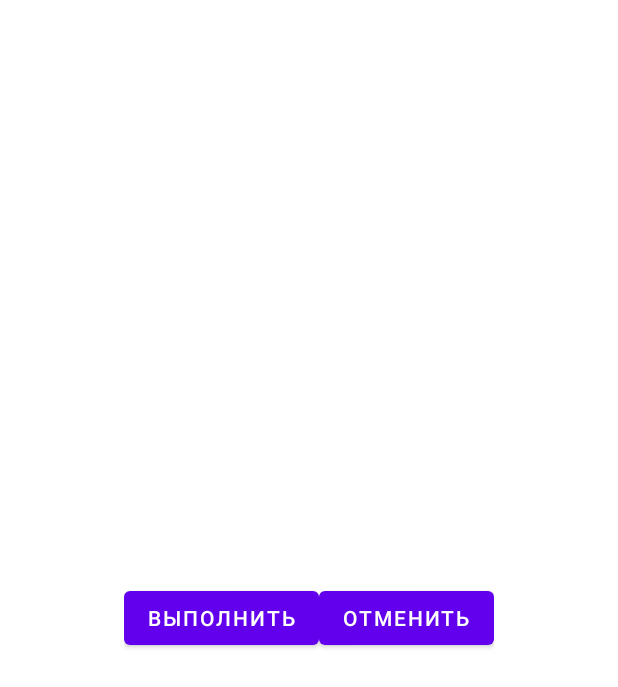
After one commit to sonnne34/DeliveryAppAdminka, an Android app: the layout dialog_item.xml on its own in the app's theme, with its tools: preview values and no code run, on a phone screen of 412 x 824 dp. The commit adds this screen. Shown: the top 687 px of the screen. Run offline under Robolectric (Android 15) with nearby library versions, the phone set to English and light mode, and no system bars.

Commit message:
27.01.2021

```diff
--- a/app/build.gradle
+++ b/app/build.gradle
@@ -44,6 +44,8 @@ dependencies {
     //noinspection GradleCompatible
     implementation 'com.android.support:recyclerview-v7:29.0.3'
     implementation 'androidx.legacy:legacy-support-v4:1.0.0'
+    implementation 'androidx.navigation:navigation-fragment-ktx:2.2.2'
+    implementation 'androidx.navigation:navigation-ui-ktx:2.2.2'
     testImplementation 'junit:junit:4.+'
     androidTestImplementation 'androidx.test.ext:junit:1.1.2'
     androidTestImplementation 'androidx.test.espresso:espresso-core:3.3.0'
--- /dev/null
+++ b/app/src/main/res/layout/dialog_item.xml
@@ -0,0 +1,30 @@
+<?xml version="1.0" encoding="utf-8"?>
+<RelativeLayout
+    xmlns:android="http://schemas.android.com/apk/res/android"
+    android:layout_width="match_parent"
+    android:layout_height="match_parent">
+
+
+    <LinearLayout
+        android:layout_centerVertical="true"
+        android:layout_centerHorizontal="true"
+        android:orientation="horizontal"
+        android:layout_width="wrap_content"
+        android:layout_height="wrap_content">
+
+
+        <Button
+            android:id="@+id/add_btn"
+            android:text="Выполнить"
+            android:layout_width="wrap_content"
+            android:layout_height="wrap_content"/>
+
+        <Button
+            android:id="@+id/cancel_btn"
+            android:text="Отменить"
+            android:layout_width="wrap_content"
+            android:layout_height="wrap_content"/>
+
+    </LinearLayout>
+
+</RelativeLayout>
--- a/app/src/main/res/values/colors.xml
+++ b/app/src/main/res/values/colors.xml
@@ -7,4 +7,10 @@
     <color name="teal_700">#FF018786</color>
     <color name="black">#FF000000</color>
     <color name="white">#FFFFFFFF</color>
+
+
+
+    <color name="gray_mercury">#E1E1E1</color>
+    <color name="colorUltramarine">#1d334a</color>
+    <color name="colorSalmon">#f5d4c9</color>
 </resources>
--- /dev/null
+++ b/app/src/main/res/values/dimens.xml
@@ -0,0 +1,3 @@
+<resources>
+    <dimen name="fab_margin">16dp</dimen>
+</resources>
--- a/app/src/main/res/values/themes.xml
+++ b/app/src/main/res/values/themes.xml
@@ -13,4 +13,13 @@
         <item name="android:statusBarColor" tools:targetApi="l">?attr/colorPrimaryVariant</item>
         <!-- Customize your theme here. -->
     </style>
+
+    <style name="Theme.SushiKitchen.NoActionBar">
+        <item name="windowActionBar">false</item>
+        <item name="windowNoTitle">true</item>
+    </style>
+
+    <style name="Theme.SushiKitchen.AppBarOverlay" parent="ThemeOverlay.AppCompat.Dark.ActionBar" />
+
+    <style name="Theme.SushiKitchen.PopupOverlay" parent="ThemeOverlay.AppCompat.Light" />
 </resources>
```
Also changed, not shown: app/src/main/AndroidManifest.xml (+6 -3 lines), app/src/main/java/com/example/sushikitchen/activity/DialogOrderActivity.kt (deleted, +0 -35 lines), app/src/main/java/com/example/sushikitchen/activity/MainActivity.kt (+21 -5 lines), app/src/main/java/com/example/sushikitchen/activity/WorkActivity.kt (added, +32 -0 lines), app/src/main/java/com/example/sushikitchen/adapters/OrderAdapter.kt (+2 -5 lines), app/src/main/java/com/example/sushikitchen/adapters/OrderWorkAdapter.kt (added, +51 -0 lines), app/src/main/java/com/example/sushikitchen/dialog/addDialog.kt (added, +53 -0 lines), app/src/main/res/layout/activity_work.xml (added, +14 -0 lines), app/src/main/res/layout/item_menu.xml (added, +23 -0 lines), app/src/main/res/navigation/nav_graph.xml (added, +28 -0 lines), app/src/main/res/values/strings.xml (+9 -0 lines), app/src/main/res/values/styles.xml (+28 -1 lines).
